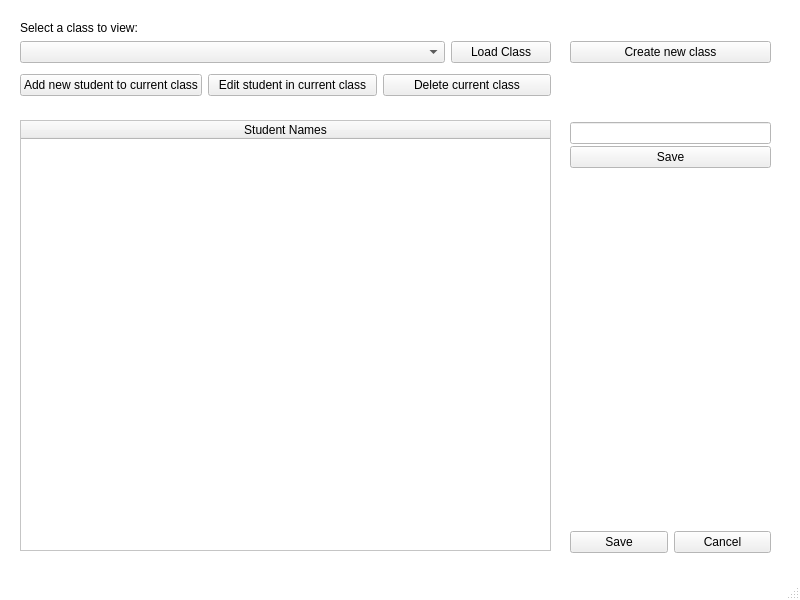
Qt form omr/interface/UI/classes.ui (ccszwg/Exam-OMR) before a commit.
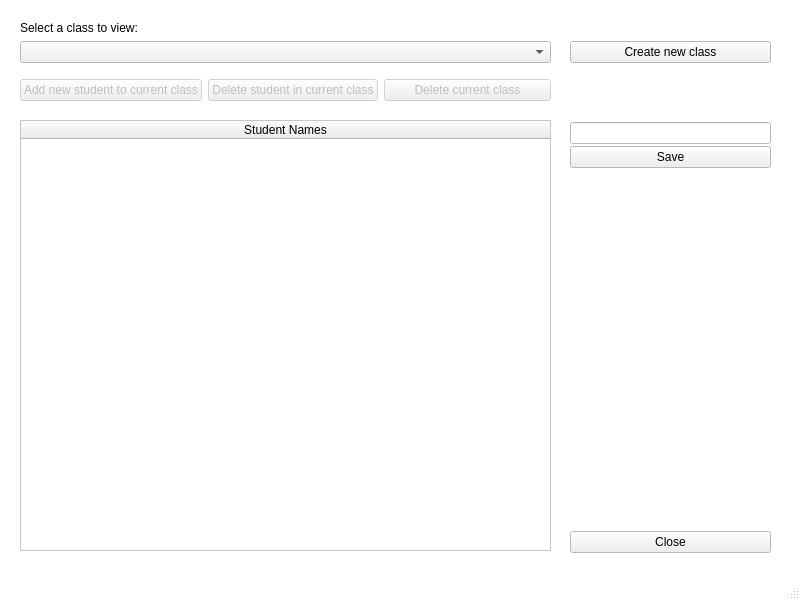
The same form after that commit.

Patch:
```diff
--- a/omr/interface/UI/classes.ui
+++ b/omr/interface/UI/classes.ui
@@ -94,14 +94,7 @@
      <item>
       <widget class="QPushButton" name="pushButton_2">
        <property name="text">
-        <string>Save</string>
-       </property>
-      </widget>
-     </item>
-     <item>
-      <widget class="QPushButton" name="pushButton">
-       <property name="text">
-        <string>Cancel</string>
+        <string>Close</string>
        </property>
       </widget>
      </item>
@@ -152,25 +145,6 @@
        </property>
       </widget>
      </item>
-     <item>
-      <widget class="QPushButton" name="button_loadclass">
-       <property name="sizePolicy">
-        <sizepolicy hsizetype="Minimum" vsizetype="Fixed">
-         <horstretch>0</horstretch>
-         <verstretch>0</verstretch>
-        </sizepolicy>
-       </property>
-       <property name="minimumSize">
-        <size>
-         <width>100</width>
-         <height>0</height>
-        </size>
-       </property>
-       <property name="text">
-        <string>Load Class</string>
-       </property>
-      </widget>
-     </item>
     </layout>
    </widget>
    <widget class="QTableWidget" name="table_students">
@@ -210,39 +184,6 @@
      <string>Select a class to view:</string>
     </property>
    </widget>
-   <widget class="QWidget" name="horizontalLayoutWidget_3">
-    <property name="geometry">
-     <rect>
-      <x>20</x>
-      <y>70</y>
-      <width>531</width>
-      <height>31</height>
-     </rect>
-    </property>
-    <layout class="QHBoxLayout" name="horizontalLayout_3">
-     <item>
-      <widget class="QPushButton" name="button_addstudent">
-       <property name="text">
-        <string>Add new student to current class</string>
-       </property>
-      </widget>
-     </item>
-     <item>
-      <widget class="QPushButton" name="pushButton_6">
-       <property name="text">
-        <string>Edit student in current class</string>
-       </property>
-      </widget>
-     </item>
-     <item>
-      <widget class="QPushButton" name="pushButton_4">
-       <property name="text">
-        <string>Delete current class</string>
-       </property>
-      </widget>
-     </item>
-    </layout>
-   </widget>
    <widget class="QWidget" name="text_add_widget" native="true">
     <property name="enabled">
      <bool>true</bool>
@@ -700,6 +641,54 @@
      </layout>
     </widget>
    </widget>
+   <widget class="QWidget" name="horizontalLayoutWidget_3">
+    <property name="enabled">
+     <bool>true</bool>
+    </property>
+    <property name="geometry">
+     <rect>
+      <x>20</x>
+      <y>70</y>
+      <width>531</width>
+      <height>41</height>
+     </rect>
+    </property>
+    <layout class="QHBoxLayout" name="horizontalLayout_3">
+     <property name="spacing">
+      <number>6</number>
+     </property>
+     <item>
+      <widget class="QPushButton" name="button_addstudent">
+       <property name="enabled">
+        <bool>false</bool>
+       </property>
+       <property name="text">
+        <string>Add new student to current class</string>
+       </property>
+      </widget>
+     </item>
+     <item>
+      <widget class="QPushButton" name="button_deletestudent">
+       <property name="enabled">
+        <bool>false</bool>
+       </property>
+       <property name="text">
+        <string>Delete student in current class</string>
+       </property>
+      </widget>
+     </item>
+     <item>
+      <widget class="QPushButton" name="button_deleteclass">
+       <property name="enabled">
+        <bool>false</bool>
+       </property>
+       <property name="text">
+        <string>Delete current class</string>
+       </property>
+      </widget>
+     </item>
+    </layout>
+   </widget>
   </widget>
   <widget class="QMenuBar" name="menubar">
    <property name="geometry">
```
Left out of the diff: 5 changed lines with no effect on the pictures.
